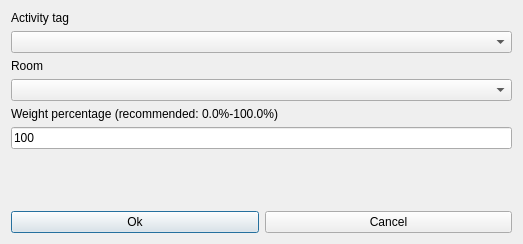
vonmecheln/fet, file fet/src/interface/modifyconstraintactivitytagpreferredroomform_template.ui: the form before one commit.
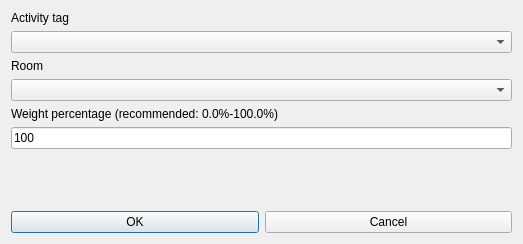
The form after the commit.

The edit to the form file:
```diff
--- a/fet/src/interface/modifyconstraintactivitytagpreferredroomform_template.ui
+++ b/fet/src/interface/modifyconstraintactivitytagpreferredroomform_template.ui
@@ -103,7 +103,7 @@
      <item>
       <widget class="QPushButton" name="okPushButton">
        <property name="text">
-        <string>Ok</string>
+        <string>OK</string>
        </property>
       </widget>
      </item>
```
